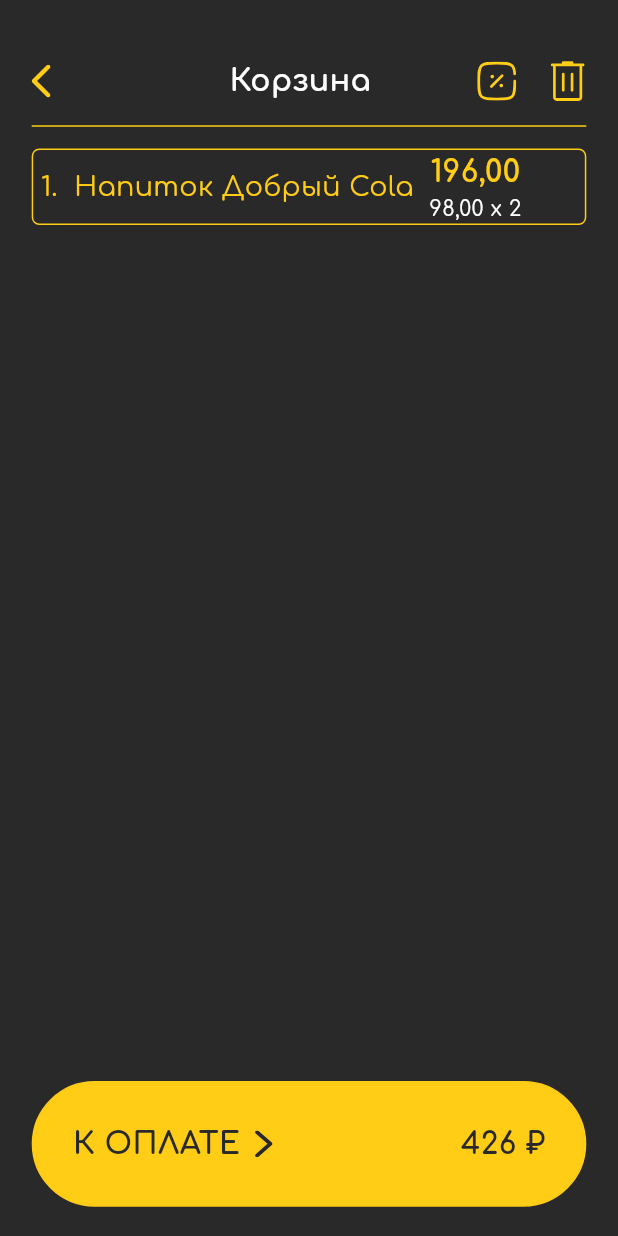
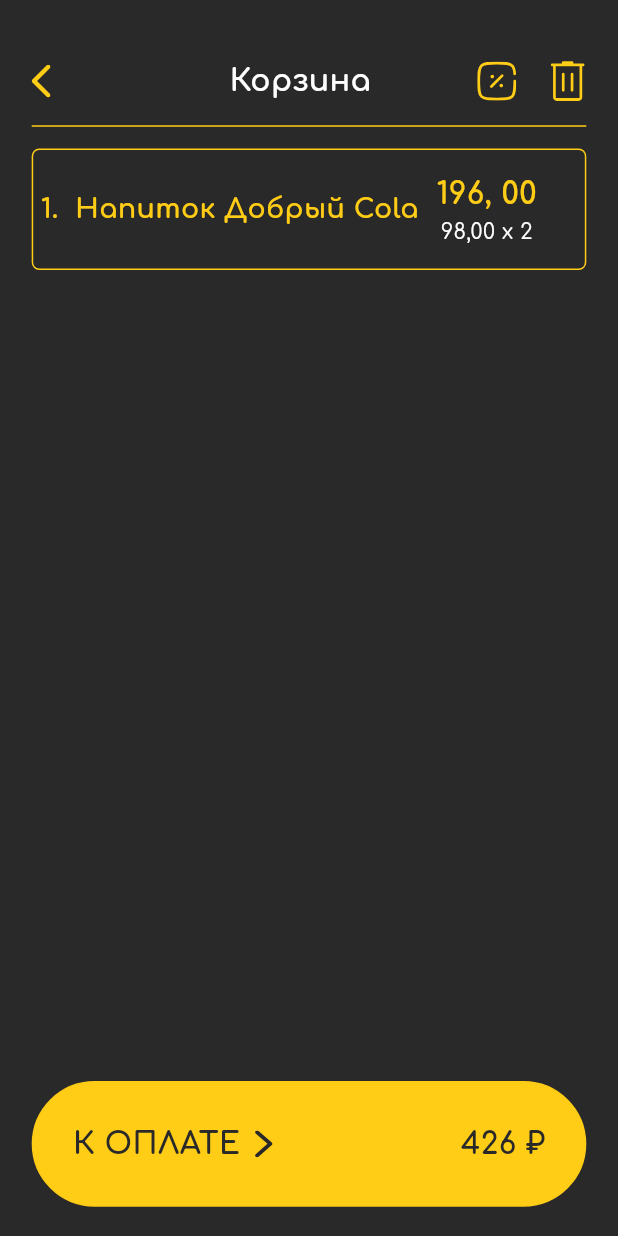
Before and after one commit to Drr4m/Control, a Flutter app: the screen it shows after launch, on a phone screen of 412 x 824 dp. Run offline on Flutter 3.47's test engine with Material 2 defaults, Android fonts, the phone set to English and light mode, and no system bars; our stand-ins replace flutter_riverpod, flutter_svg; generated files the repository leaves out were written again.

Commit message:
Added some changes

```diff
--- a/lib/core/themes/src/constants.dart
+++ b/lib/core/themes/src/constants.dart
@@ -4,6 +4,7 @@ const text23 = TextStyle(fontWeight: FontWeight.w400, fontSize: 23);
 const text20 = TextStyle(fontWeight: FontWeight.w400, fontSize: 20);
 const text20bold = TextStyle(fontWeight: FontWeight.w700, fontSize: 20);
 const text18 = TextStyle(fontWeight: FontWeight.w400, fontSize: 18);
+const text18bold = TextStyle(fontWeight: FontWeight.w700, fontSize: 18);
 const text14 = TextStyle(fontWeight: FontWeight.w400, fontSize: 14);
 
 abstract class AppColors {
--- /dev/null
+++ b/lib/core/ui/productInBasket.dart
@@ -0,0 +1,46 @@
+import 'package:control/core/themes/theme.dart';
+import 'package:flutter/material.dart';
+
+class ProductInBasket extends StatelessWidget {
+  const ProductInBasket({super.key});
+
+  @override
+  Widget build(BuildContext context) {
+    return Container(
+      alignment: Alignment.bottomCenter,
+      decoration: BoxDecoration(
+          border: Border.all(color: AppColors.yellow),
+          borderRadius: BorderRadius.circular(5)),
+      child: Padding(
+        padding: const EdgeInsets.fromLTRB(5, 15, 5, 15),
+        child: Row(
+          children: [
+            Column(
+              children: [
+                Text(
+                  "1.  Напиток Добрый Cola",
+                  style: text18bold.copyWith(color: AppColors.yellow),
+                ),
+              ],
+            ),
+            Padding(
+              padding: const EdgeInsets.fromLTRB(12, 0, 0, 0),
+              child: Column(
+                children: [
+                  Text(
+                    "196, 00",
+                    style: text20bold.copyWith(color: AppColors.yellow),
+                  ),
+                  Text(
+                    "98,00 х 2",
+                    style: text14.copyWith(color: AppColors.white),
+                  ),
+                ],
+              ),
+            ),
+          ],
+        ),
+      ),
+    );
+  }
+}
--- a/lib/features/basket/basket.dart
+++ b/lib/features/basket/basket.dart
@@ -3,7 +3,7 @@ import 'package:flutter_svg/flutter_svg.dart';
 import 'package:flutter_riverpod/flutter_riverpod.dart';
 import '../../core/themes/theme.dart';
 import 'package:flutter_gen/gen_l10n/app_localizations.dart';
-
+import 'package:control/core/ui/productInBasket.dart';
 import '../../core/ui/InUpButton.dart';
 
 final changeLanguage = StateProvider((ref) => 0);
@@ -72,39 +72,7 @@ class _BasketPageState extends ConsumerState<BasketPage> {
                 height: 30,
                 color: AppColors.yellow,
               ),
-              Container(
-                decoration: BoxDecoration(
-                    border: Border.all(color: AppColors.yellow),
-                    borderRadius: BorderRadius.circular(5)),
-                child: Row(children: [
-                  Column(
-                    children: [
-                      Padding(
-                        padding: const EdgeInsets.all(5.0),
-                        child: Text(
-                          "1.  Напиток Добрый Cola ",
-                          style: text18.copyWith(color: AppColors.yellow),
-                        ),
-                      ),
-                    ],
-                  ),
-                  Padding(
-                    padding: const EdgeInsets.all(0.0),
-                    child: Column(
-                      children: [
-                        Text(
-                          "196,00",
-                          style: text20bold.copyWith(color: AppColors.yellow),
-                        ),
-                        Text(
-                          "98,00 х 2",
-                          style: text14.copyWith(color: AppColors.white),
-                        ),
-                      ],
-                    ),
-                  )
-                ]),
-              ),
+              ProductInBasket(),
               Expanded(
                   child: Column(
                 children: [
```
